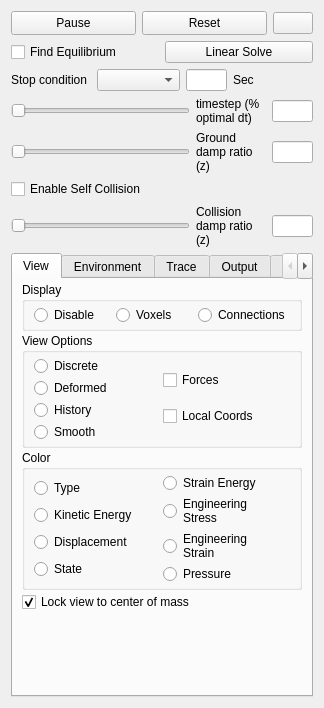
Above: VoxCAD/src/main/vPhysics.ui from liusida/gpuVoxels before the change. Below: the same form after it.
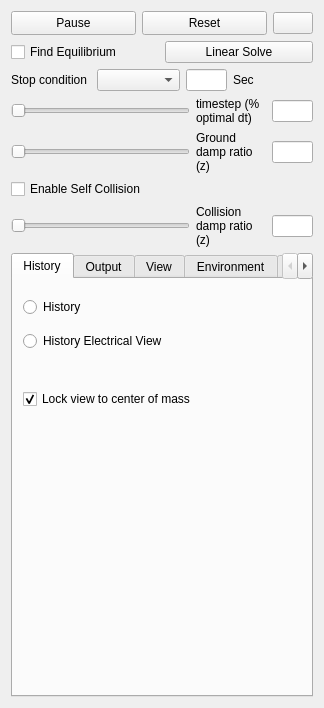
That is the form after the change. Icons and pictures are not drawn.

Commit message: first pacemaker, add electrical view and change layout

```diff
--- a/VoxCAD/src/main/vPhysics.ui
+++ b/VoxCAD/src/main/vPhysics.ui
@@ -502,6 +502,69 @@
      <property name="currentIndex">
       <number>0</number>
      </property>
+     <widget class="QWidget" name="tab">
+      <attribute name="title">
+       <string>History</string>
+      </attribute>
+      <widget class="QWidget" name="verticalLayoutWidget">
+       <property name="geometry">
+        <rect>
+         <x>10</x>
+         <y>10</y>
+         <width>281</width>
+         <height>71</height>
+        </rect>
+       </property>
+       <layout class="QVBoxLayout" name="verticalLayout_13">
+        <item>
+         <widget class="QRadioButton" name="ViewHistoryRadio">
+          <property name="text">
+           <string>History</string>
+          </property>
+         </widget>
+        </item>
+        <item>
+         <widget class="QRadioButton" name="ViewHistoryElectricalRadio">
+          <property name="text">
+           <string>History Electrical View</string>
+          </property>
+         </widget>
+        </item>
+       </layout>
+      </widget>
+      <widget class="QWidget" name="horizontalLayoutWidget">
+       <property name="geometry">
+        <rect>
+         <x>10</x>
+         <y>80</y>
+         <width>281</width>
+         <height>80</height>
+        </rect>
+       </property>
+       <layout class="QHBoxLayout" name="horizontalLayout_18">
+        <item>
+         <widget class="QCheckBox" name="CoMCheck">
+          <property name="text">
+           <string>Lock view to center of mass</string>
+          </property>
+          <property name="checked">
+           <bool>true</bool>
+          </property>
+         </widget>
+        </item>
+       </layout>
+      </widget>
+     </widget>
+     <widget class="QWidget" name="Output">
+      <attribute name="title">
+       <string>Output</string>
+      </attribute>
+      <layout class="QVBoxLayout" name="verticalLayout_4">
+       <item>
+        <widget class="QTextEdit" name="OutText"/>
+       </item>
+      </layout>
+     </widget>
      <widget class="QWidget" name="View">
       <attribute name="title">
        <string>View</string>
@@ -586,13 +649,6 @@
               </property>
              </widget>
             </item>
-            <item>
-             <widget class="QRadioButton" name="ViewHistoryRadio">
-              <property name="text">
-               <string>History</string>
-              </property>
-             </widget>
-            </item>
             <item>
              <widget class="QRadioButton" name="ViewSmoothRadio">
               <property name="text">
@@ -737,16 +793,6 @@
          </layout>
         </widget>
        </item>
-       <item>
-        <widget class="QCheckBox" name="CoMCheck">
-         <property name="text">
-          <string>Lock view to center of mass</string>
-         </property>
-         <property name="checked">
-          <bool>true</bool>
-         </property>
-        </widget>
-       </item>
        <item>
         <spacer name="verticalSpacer_2">
          <property name="orientation">
```
Left out of the diff: 10 changed lines with no effect on the pictures. The commit also changes 15 other files.
